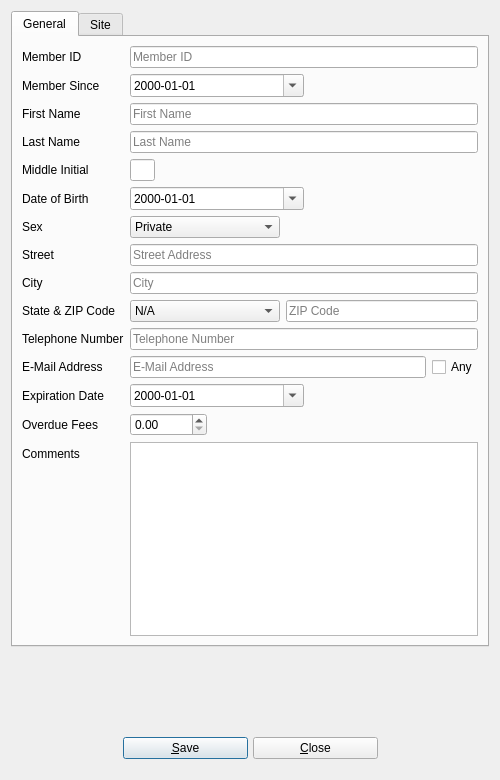
First picture: the form in UI/biblioteq_userinfo.ui, repository textbrowser/biblioteq, before the edit.
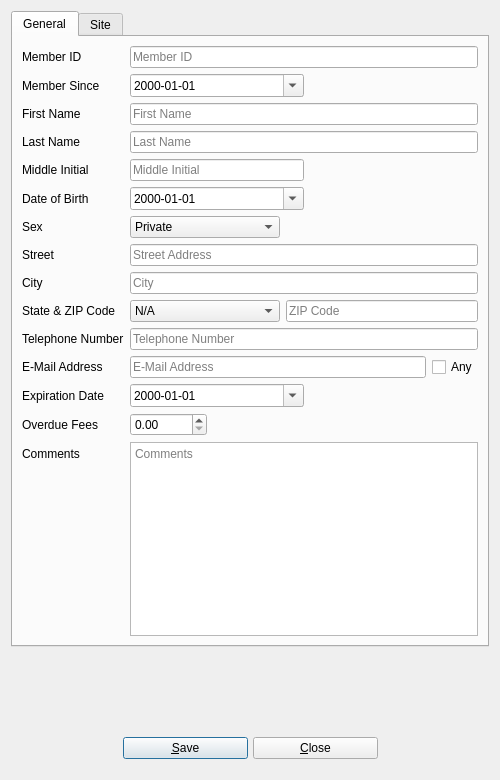
Second picture: the form after the edit. Icons and pictures are not drawn.

The edit to the form file:
```diff
--- a/UI/biblioteq_userinfo.ui
+++ b/UI/biblioteq_userinfo.ui
@@ -142,21 +142,12 @@
         <layout class="QHBoxLayout">
          <item>
           <widget class="QLineEdit" name="middle">
-           <property name="minimumSize">
-            <size>
-             <width>25</width>
-             <height>0</height>
-            </size>
-           </property>
-           <property name="maximumSize">
-            <size>
-             <width>25</width>
-             <height>16777215</height>
-            </size>
-           </property>
            <property name="maxLength">
             <number>1</number>
            </property>
+           <property name="placeholderText">
+            <string>Middle Initial</string>
+           </property>
           </widget>
          </item>
          <item>
@@ -706,6 +697,9 @@
          <property name="acceptRichText">
           <bool>false</bool>
          </property>
+         <property name="placeholderText">
+          <string>Comments</string>
+         </property>
         </widget>
        </item>
        <item row="11" column="1">
```
